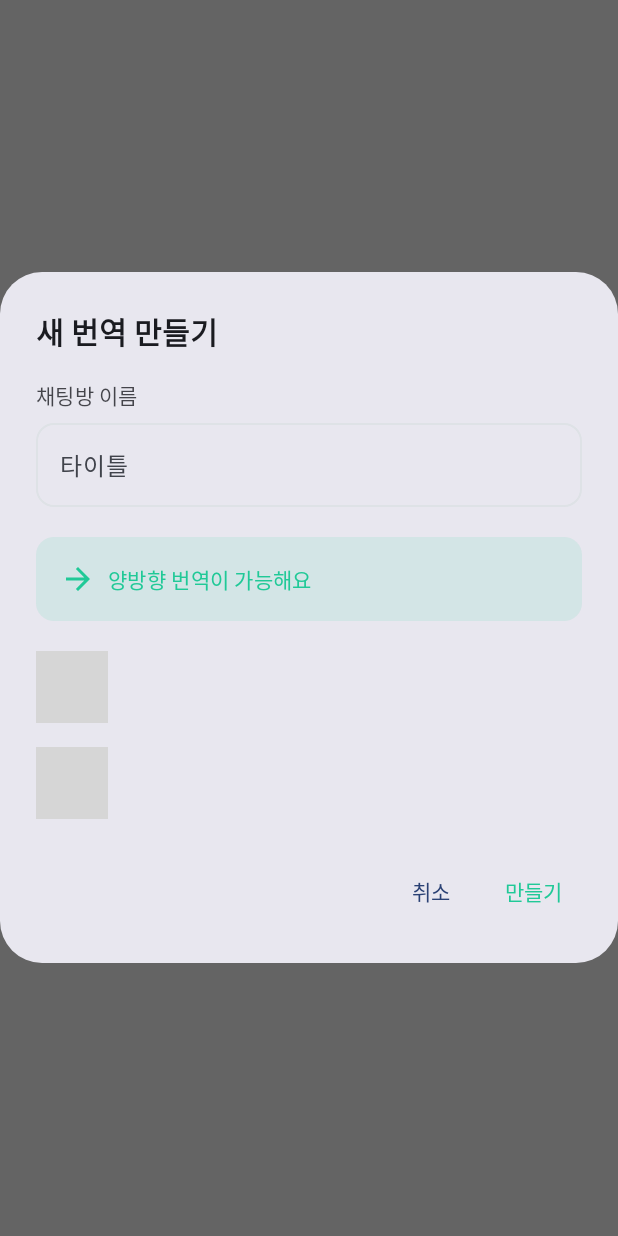
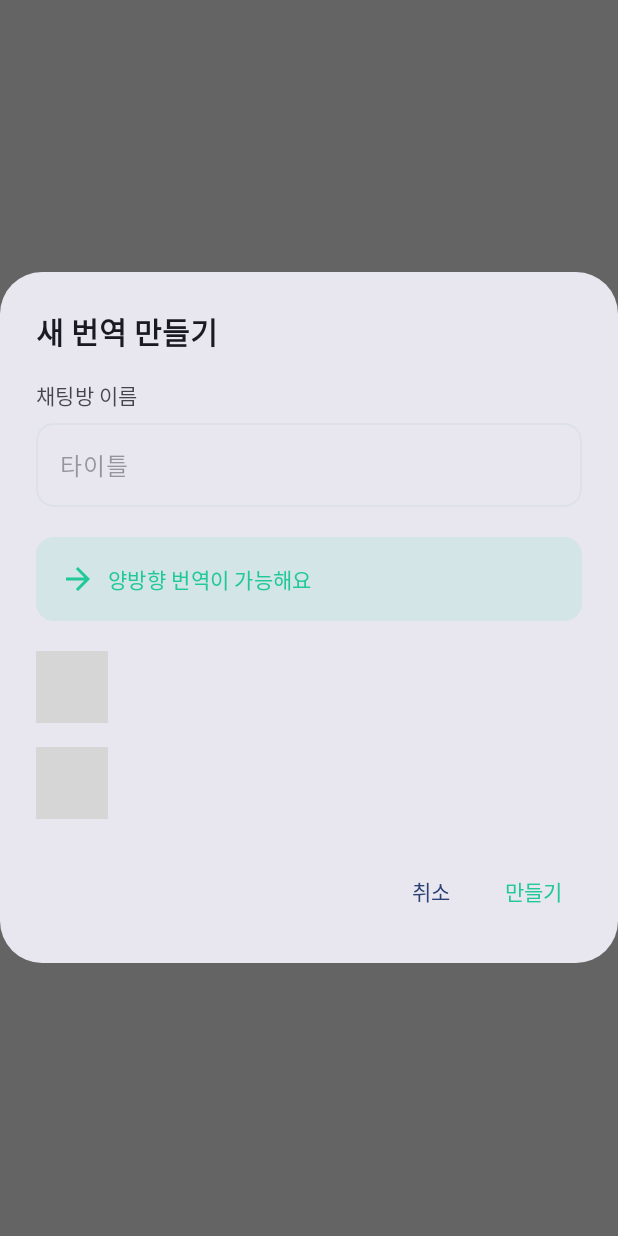
Before and after one commit to daypunk/Trat, an Android app built with Jetpack Compose: the screen it shows after launch (MainActivity), on a phone screen of 412 x 824 dp. Run offline under Robolectric (Android 15) with nearby library versions, the phone set to English and light mode, and no system bars; our stand-ins replace Dagger/Hilt's generated code, Room's generated code; libraries missing offline, so code that uses them is left out: com.google.mlkit.nl; 13 statements that could not run were skipped; grey boxes are pictures that could not be loaded.

Commit message:
- minor change

```diff
--- a/app/src/main/java/com/example/trat/presentation/components/LanguageSettingsDialog.kt
+++ b/app/src/main/java/com/example/trat/presentation/components/LanguageSettingsDialog.kt
@@ -72,7 +72,9 @@ fun LanguageSettingsDialog(
                             shape = RoundedCornerShape(12.dp),
                             colors = OutlinedTextFieldDefaults.colors(
                                 unfocusedBorderColor = TossGray300,
-                                focusedBorderColor = TossInputMessage
+                                focusedBorderColor = TossInputMessage,
+                                unfocusedPlaceholderColor = MaterialTheme.colorScheme.onSurface.copy(alpha = 0.4f),
+                                focusedPlaceholderColor = MaterialTheme.colorScheme.onSurface.copy(alpha = 0.4f)
                             )
                         )
                     }
```
Also changed, not shown: app/src/main/java/com/example/trat/presentation/screens/ChatScreen.kt (+8 -2 lines).
